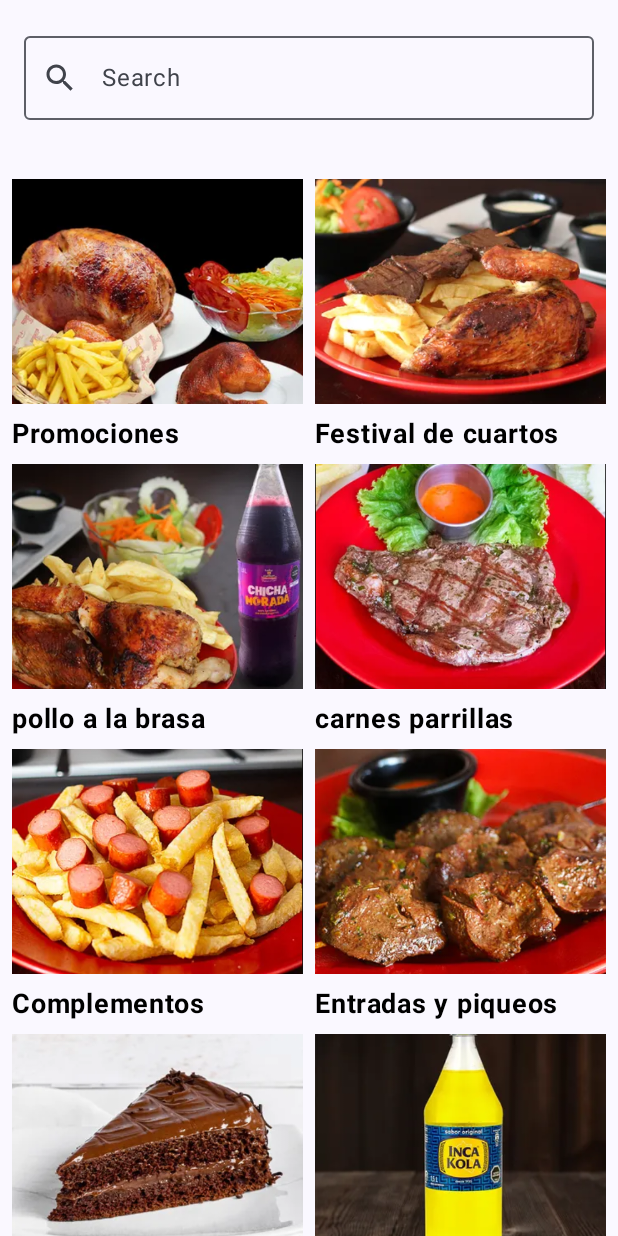
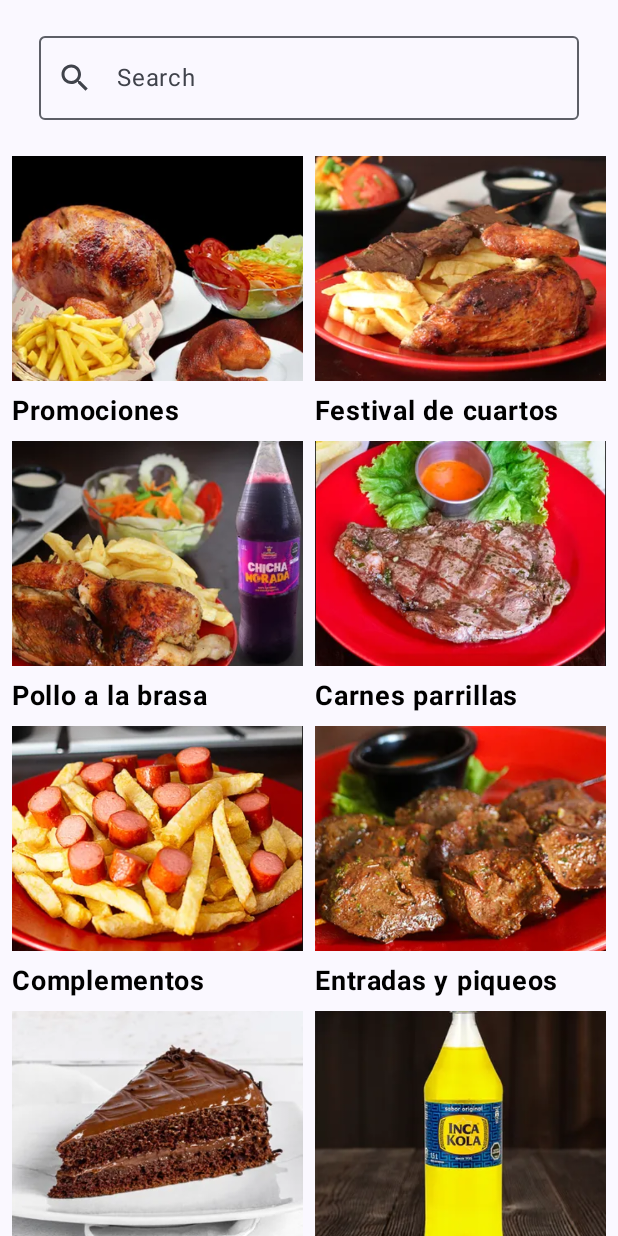
Before and after one commit to DaxtMar/appLeniaCarbom, an Android app built with Jetpack Compose: the composable CategoriaScreen shown on its own in the app's theme, on a phone screen of 412 x 824 dp. Run offline under Robolectric (Android 15) with nearby library versions, the phone set to English and light mode, and no system bars; 1 statement that could not run was skipped.

```diff
--- /dev/null
+++ b/app/src/main/java/com/example/applenia_carbon/dataEjemplo/dataclases.kt
@@ -0,0 +1,12 @@
+package com.example.applenia_carbon.dataEjemplo
+
+data class dataCategoria(val imageResId: Int, val name: String)
+
+data class producto(
+    val idp:Int,
+    val image: Int,
+    var title: String,
+    var descripcion: String,
+    var precio: String,
+    val index: Int = 0
+)
--- /dev/null
+++ b/app/src/main/java/com/example/applenia_carbon/dataEjemplo/listas.kt
@@ -0,0 +1,244 @@
+package com.example.applenia_carbon.dataEjemplo
+
+import com.example.applenia_carbon.R
+
+
+val listaCategorias = listOf(
+    dataCategoria(R.drawable.pro1, "Promociones"),
+    dataCategoria(R.drawable.fc1, "Festival de cuartos"),
+    dataCategoria(R.drawable.pb1, "Pollo a la brasa"),
+    dataCategoria(R.drawable.cp1, "Carnes parrillas"),
+    dataCategoria(R.drawable.cl1, "Complementos"),
+    dataCategoria(R.drawable.ep1, "Entradas y piqueos"),
+    dataCategoria(R.drawable.pc1, "Postres"),
+    dataCategoria(R.drawable.bb1, "Bebidas"),
+)
+
+val listaProductos = listOf(
+    producto(
+        1,
+        R.drawable.pro1,
+        "Pollo + 1/4 pollo",
+        "Un pollo a la brasa entero jugoso + 1/4 de pollo a la brasa + cocantes papas fritas",
+        "S/80.90"
+    ),
+    producto(
+        2,
+        R.drawable.pro2,
+        "Pollo + 1/4 pollo + 1/2 tequeños",
+        "Un pollo a la brasa entero jugoso + 1/4 de pollo a la brasa + cocantes papas fritas",
+        "S/80.90"
+    ),
+    producto(
+        3,
+        R.drawable.pro3,
+        "Pollo + 1/4 pollo",
+        "Un pollo a la brasa entero jugoso + 1/4 de pollo a la brasa + cocantes papas fritas",
+        "S/80.90"
+    ),
+    producto(
+        4,
+        R.drawable.pro4,
+        "Pollo + 1/4 pollo",
+        "Un pollo a la brasa entero jugoso + 1/4 de pollo a la brasa + cocantes papas fritas",
+        "S/80.90"
+    ),
+
+    producto(
+        5,
+        R.drawable.fc1,
+        "Pollo + 1/4 pollo",
+        "Un pollo a la brasa entero jugoso + 1/4 de pollo a la brasa + cocantes papas fritas",
+        "S/80.90"
+    ),
+    producto(
+        6,
+        R.drawable.pro2,
+        "Pollo + 1/4 pollo",
+        "Un pollo a la brasa entero jugoso + 1/4 de pollo a la brasa + cocantes papas fritas",
+        "S/80.90"
+    ),
+    producto(
+        7,
+        R.drawable.pro3,
+        "Pollo + 1/4 pollo",
+        "Un pollo a la brasa entero jugoso + 1/4 de pollo a la brasa + cocantes papas fritas",
+        "S/80.90"
+    ),
+    producto(
+        8,
+        R.drawable.pro4,
+        "Pollo + 1/4 pollo",
+        "Un pollo a la brasa entero jugoso + 1/4 de pollo a la brasa + cocantes papas fritas",
+        "S/80.90"
+    ),
+    producto(
+        9,
+        R.drawable.pb1,
+        "Pollo + 1/4 pollo",
+        "Un pollo a la brasa entero jugoso + 1/4 de pollo a la brasa + cocantes papas fritas",
+        "S/80.90"
+    ),
+    producto(
+        10,
+        R.drawable.pro2,
+        "Pollo + 1/4 pollo",
+        "Un pollo a la brasa entero jugoso + 1/4 de pollo a la brasa + cocantes papas fritas",
+        "S/80.90"
+    ),
+    producto(
+        11,
+        R.drawable.pro3,
+        "Pollo + 1/4 pollo",
+        "Un pollo a la brasa entero jugoso + 1/4 de pollo a la brasa + cocantes papas fritas",
+        "S/80.90"
+    ),
+    producto(
+        12,
+        R.drawable.pro4,
+        "Pollo + 1/4 pollo",
+        "Un pollo a la brasa entero jugoso + 1/4 de pollo a la brasa + cocantes papas fritas",
+        "S/80.90"
+    ),
+    producto(
+        13,
+        R.drawable.cp1,
+        "Pollo + 1/4 pollo",
+        "Un pollo a la brasa entero jugoso + 1/4 de pollo a la brasa + cocantes papas fritas",
+        "S/80.90"
+    ),
+    producto(
+        14,
+        R.drawable.pro2,
+        "Pollo + 1/4 pollo",
+        "Un pollo a la brasa entero jugoso + 1/4 de pollo a la brasa + cocantes papas fritas",
+        "S/80.90"
+    ),
+    producto(
+        15,
+        R.drawable.pro3,
+        "Pollo + 1/4 pollo",
+        "Un pollo a la brasa entero jugoso + 1/4 de pollo a la brasa + cocantes papas fritas",
+        "S/80.90"
+    ),
+    producto(
+        16,
+        R.drawable.pro1,
+        "Pollo + 1/4 pollo",
+        "Un pollo a la brasa entero jugoso + 1/4 de pollo a la brasa + cocantes papas fritas",
+        "S/80.90"
+    ),
+    producto(
+        17,
+        R.drawable.pro1,
+        "Pollo + 1/4 pollo",
+        "Un pollo a la brasa entero jugoso + 1/4 de pollo a la brasa + cocantes papas fritas",
+        "S/80.90"
+    ),
+    producto(
+        18,
+        R.drawable.pro2,
+        "Pollo + 1/4 pollo",
+        "Un pollo a la brasa entero jugoso + 1/4 de pollo a la brasa + cocantes papas fritas",
+        "S/80.90"
+    ),
+    producto(
+        19,
+        R.drawable.pro3,
+        "Pollo + 1/4 pollo",
+        "Un pollo a la brasa entero jugoso + 1/4 de pollo a la brasa + cocantes papas fritas",
+        "S/80.90"
+    ),
+    producto(
+        20,
+        R.drawable.pro4,
+        "Pollo + 1/4 pollo",
+        "Un pollo a la brasa entero jugoso + 1/4 de pollo a la brasa + cocantes papas fritas",
+        "S/80.90"
+    ),
+    producto(
+        21,
+        R.drawable.pro1,
+        "Pollo + 1/4 pollo",
+        "Un pollo a la brasa entero jugoso + 1/4 de pollo a la brasa + cocantes papas fritas",
+        "S/80.90"
+    ),
+    producto(
+        22,
+        R.drawable.pro2,
+        "Pollo + 1/4 pollo",
+        "Un pollo a la brasa entero jugoso + 1/4 de pollo a la brasa + cocantes papas fritas",
+        "S/80.90"
+    ),
+    producto(
+        23,
+        R.drawable.pro3,
+        "Pollo + 1/4 pollo",
+        "Un pollo a la brasa entero jugoso + 1/4 de pollo a la brasa + cocantes papas fritas",
+        "S/80.90"
+    ),
+    producto(
+        24,
+        R.drawable.pro4,
+        "Pollo + 1/4 pollo",
+        "Un pollo a la brasa entero jugoso + 1/4 de pollo a la brasa + cocantes papas fritas",
+        "S/80.90"
+    ),
+    producto(
+        25,
+        R.drawable.pro1,
+        "Pollo + 1/4 pollo",
+        "Un pollo a la brasa entero jugoso + 1/4 de pollo a la brasa + cocantes papas fritas",
+        "S/80.90"
+    ),
+    producto(
+        26,
+        R.drawable.pro2,
+        "Pollo + 1/4 pollo",
+        "Un pollo a la brasa entero jugoso + 1/4 de pollo a la brasa + cocantes papas fritas",
+        "S/80.90"
+    ),
+    producto(
+        27,
+        R.drawable.pro3,
+        "Pollo + 1/4 pollo",
+        "Un pollo a la brasa entero jugoso + 1/4 de pollo a la brasa + cocantes papas fritas",
+        "S/80.90"
+    ),
+    producto(
+        28,
+        R.drawable.pro4,
+        "Pollo + 1/4 pollo",
+        "Un pollo a la brasa entero jugoso + 1/4 de pollo a la brasa + cocantes papas fritas",
+        "S/80.90"
+    ),
+    producto(
+        29,
+        R.drawable.pro1,
+        "Pollo + 1/4 pollo",
+        "Un pollo a la brasa entero jugoso + 1/4 de pollo a la brasa + cocantes papas fritas",
+        "S/80.90"
+    ),
+    producto(
+        30,
+        R.drawable.pro2,
+        "Pollo + 1/4 pollo",
+        "Un pollo a la brasa entero jugoso + 1/4 de pollo a la brasa + cocantes papas fritas",
+        "S/80.90"
+    ),
+    producto(
+        31,
+        R.drawable.pro3,
+        "Pollo + 1/4 pollo",
+        "Un pollo a la brasa entero jugoso + 1/4 de pollo a la brasa + cocantes papas fritas",
+        "S/80.90"
+    ),
+    producto(
+        32,
+        R.drawable.pro4,
+        "Pollo + 1/4 pollo",
+        "Un pollo a la brasa entero jugoso + 1/4 de pollo a la brasa + cocantes papas fritas",
+        "S/80.90"
+    )
+
+)
--- a/app/src/main/java/com/example/applenia_carbon/screens/Categoria.kt
+++ b/app/src/main/java/com/example/applenia_carbon/screens/Categoria.kt
@@ -3,6 +3,7 @@ package com.example.applenia_carbon.screens
 import androidx.compose.foundation.Image
 import androidx.compose.foundation.clickable
 import androidx.compose.foundation.layout.Arrangement
+import androidx.compose.foundation.layout.Box
 import androidx.compose.foundation.layout.Column
 import androidx.compose.foundation.layout.PaddingValues
 import androidx.compose.foundation.layout.Spacer
@@ -33,19 +34,9 @@ import androidx.compose.runtime.getValue
 import androidx.compose.runtime.mutableStateOf
 import androidx.compose.runtime.remember
 import androidx.compose.runtime.setValue
+import com.example.applenia_carbon.dataEjemplo.dataCategoria
+import com.example.applenia_carbon.dataEjemplo.listaCategorias
 
-data class dataCategoria(val imageResId: Int, val name: String)
-
-val listaCategorias = listOf(
-    dataCategoria(R.drawable.pro1, "Promociones"),
-    dataCategoria(R.drawable.fc1, "Festival de cuartos"),
-    dataCategoria(R.drawable.pb1, "pollo a la brasa"),
-    dataCategoria(R.drawable.cp1, "carnes parrillas"),
-    dataCategoria(R.drawable.cl1, "Complementos"),
-    dataCategoria(R.drawable.ep1, "Entradas y piqueos"),
-    dataCategoria(R.drawable.pc1, "Postres"),
-    dataCategoria(R.drawable.bb1, "Bebidas"),
-)
 
 @Composable
 fun CategoriaScreen() {
@@ -55,9 +46,11 @@ fun CategoriaScreen() {
         verticalArrangement = Arrangement.Center,
         horizontalAlignment = Alignment.CenterHorizontally
     ) {
+        Box(modifier = Modifier.padding(start = 10.dp, end = 10.dp)) {
+            buscar()
+            Spacer(Modifier.size(15.dp))
+        }
 
-        buscar()
-        Spacer(Modifier.size(15.dp))
         CategoriaGrid(listaCategorias)
     }
 }
```
Also changed, not shown: app/src/main/java/com/example/applenia_carbon/screens/Tienda.kt (+111 -78 lines).
